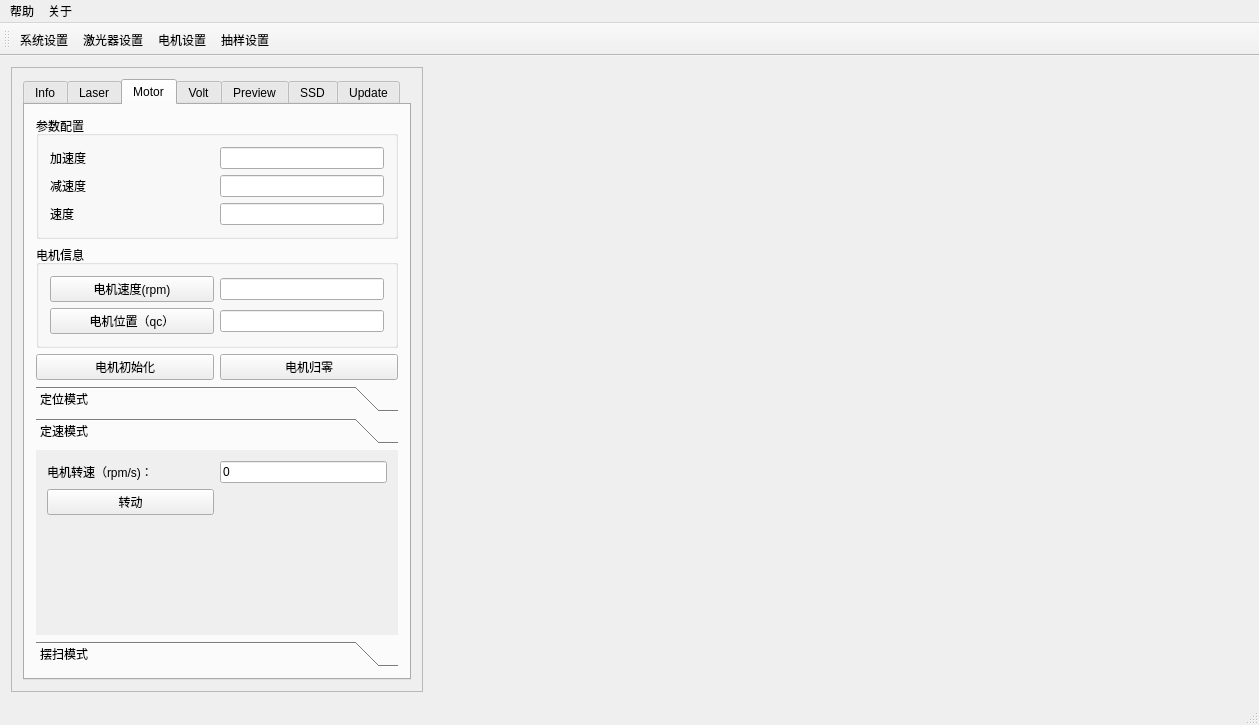
Above: ui/mainwindow.ui from kdurant/qt_study before the change. Below: the same form after it.
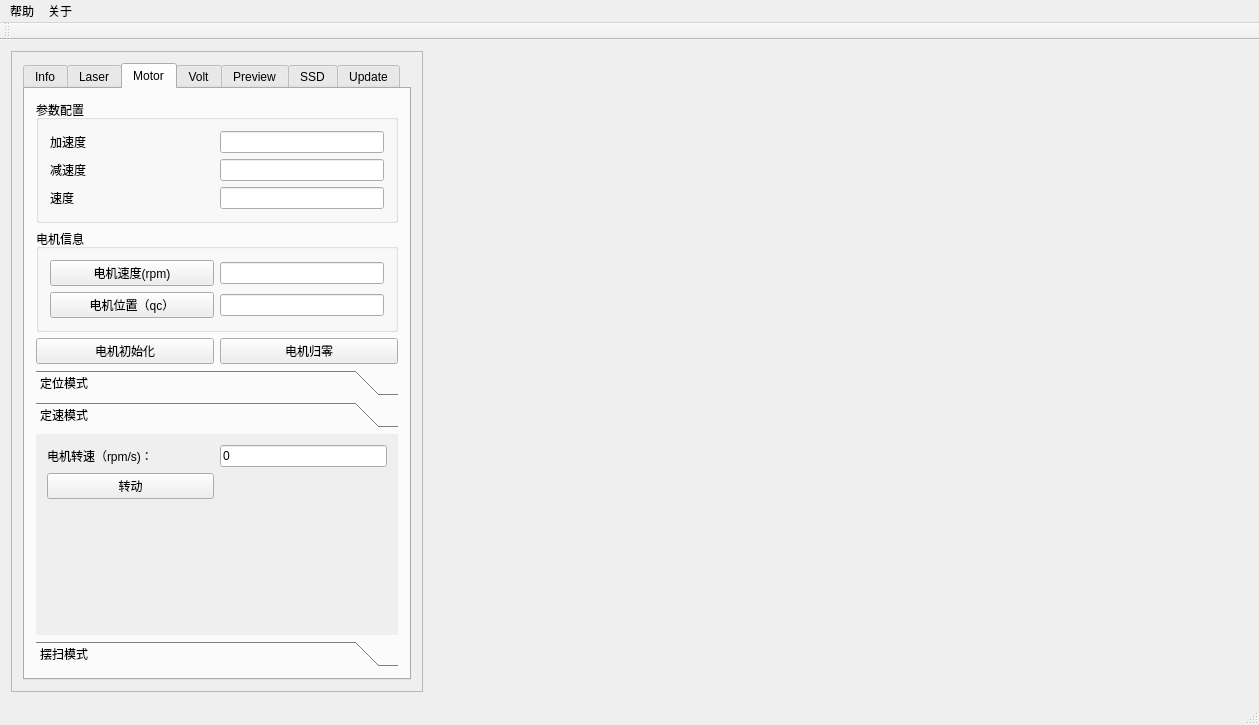
That is the form after the change. The open tabs and pages were chosen to show the change. Custom widgets are drawn as their Qt base class.

Commit message: feat(ui): toolbar

Patch:
```diff
--- a/ui/mainwindow.ui
+++ b/ui/mainwindow.ui
@@ -38,7 +38,7 @@
          <x>0</x>
          <y>0</y>
          <width>410</width>
-         <height>638</height>
+         <height>648</height>
         </rect>
        </property>
        <layout class="QVBoxLayout" name="verticalLayout_2">
@@ -498,8 +498,8 @@
                 <rect>
                  <x>0</x>
                  <y>0</y>
-                 <width>368</width>
-                 <height>268</height>
+                 <width>171</width>
+                 <height>73</height>
                 </rect>
                </property>
                <attribute name="label">
@@ -1527,35 +1527,8 @@
    <attribute name="toolBarBreak">
     <bool>false</bool>
    </attribute>
-   <addaction name="actionSetting"/>
-   <addaction name="actionLaserSetting"/>
-   <addaction name="actionMotorSetting"/>
-   <addaction name="actionSampleSetting"/>
   </widget>
   <widget class="QStatusBar" name="statusBar"/>
-  <action name="actionSetting">
-   <property name="text">
-    <string>系统设置</string>
-   </property>
-   <property name="toolTip">
-    <string>设置系统参数</string>
-   </property>
-  </action>
-  <action name="actionLaserSetting">
-   <property name="text">
-    <string>激光器设置</string>
-   </property>
-  </action>
-  <action name="actionMotorSetting">
-   <property name="text">
-    <string>电机设置</string>
-   </property>
-  </action>
-  <action name="actionSampleSetting">
-   <property name="text">
-    <string>抽样设置</string>
-   </property>
-  </action>
   <action name="actionNote">
    <property name="checkable">
     <bool>true</bool>
```
Left out of the diff: 4 changed lines with no effect on the pictures. The commit also changes 2 other files.
